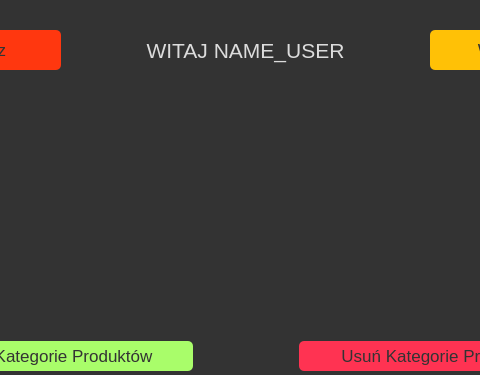
Before: the Qt Designer form kalkulator.ui in Czajsoon/TwojeKalorieApp, drawn with Qt 5; both pictures show x 155 to 635 and y 0 to 375 of the 800 by 600 pixel window.
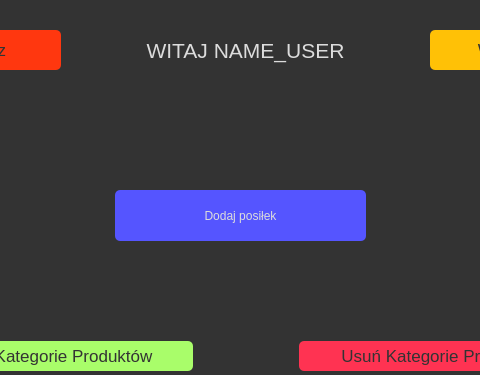
After: the same form once the commit is applied.

Commit message: Dodanie okna dodawania posiłku

What changed in the file:
```diff
--- a/kalkulator.ui
+++ b/kalkulator.ui
@@ -157,6 +157,10 @@
 	
 	background-color: rgb(157, 253, 150);
 	
+}
+
+QPushButton#dodajPosilek{
+	background-color: rgb(85, 85, 255);
 }</string>
    </property>
    <widget class="QWidget" name="gridLayoutWidget">
@@ -386,6 +390,19 @@
      </item>
     </layout>
    </widget>
+   <widget class="QPushButton" name="dodajPosilek">
+    <property name="geometry">
+     <rect>
+      <x>270</x>
+      <y>190</y>
+      <width>251</width>
+      <height>51</height>
+     </rect>
+    </property>
+    <property name="text">
+     <string>Dodaj posiłek</string>
+    </property>
+   </widget>
   </widget>
   <widget class="QMenuBar" name="menubar">
    <property name="geometry">
```
The commit also changes 14 other files.
